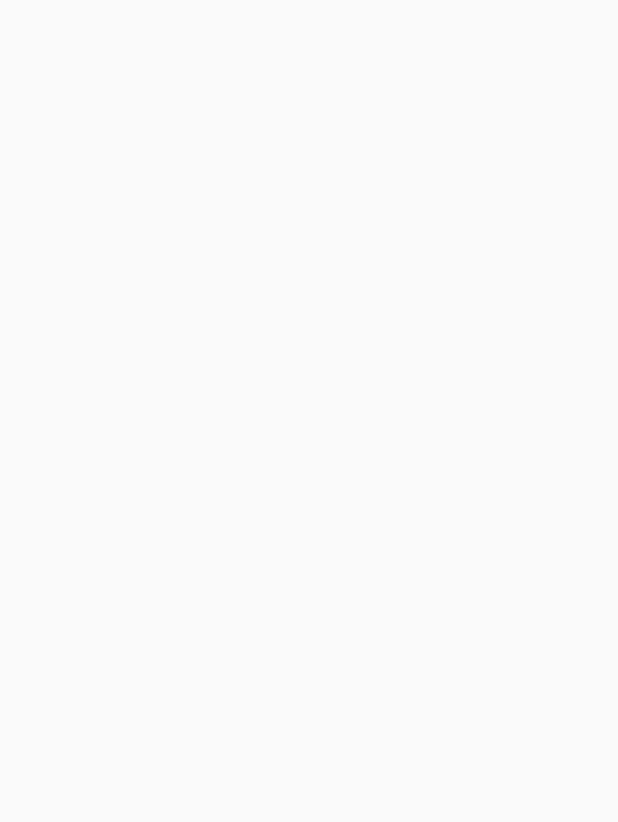
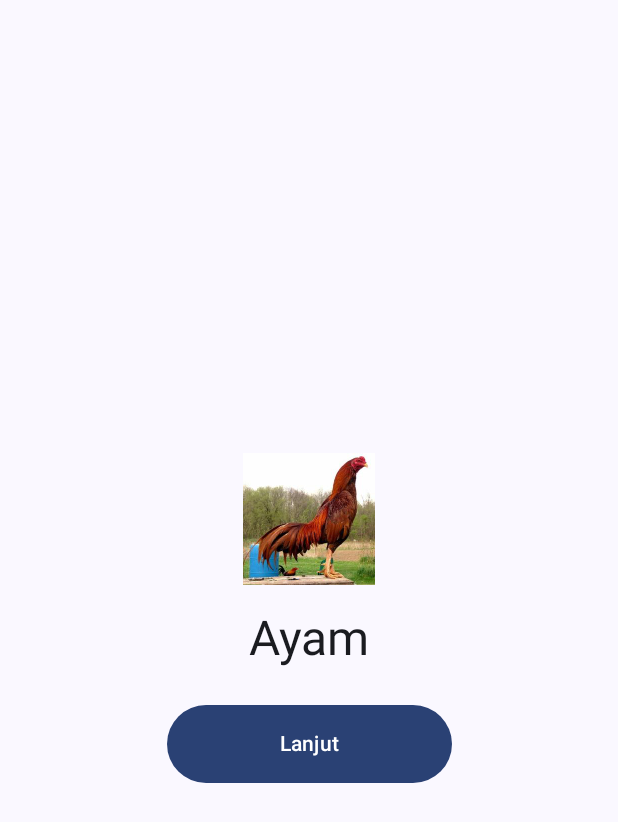
Before and after one commit to gedeastu/Jetpack_Compose_Drill, an Android app built with Jetpack Compose: the screen it shows after launch (MainActivity), on a phone screen of 412 x 824 dp. Before the commit the part shown is empty. Shown: the top 822 px of the screen. Run offline under Robolectric (Android 15) with nearby library versions, the phone set to English and light mode, and no system bars; our stand-ins replace constraintlayout-compose; Roboto replaces fonts that are not available here.

Commit message:
adding & finished add gallery random animals function looping

```diff
--- a/app/src/main/java/com/example/main/MainActivity.kt
+++ b/app/src/main/java/com/example/main/MainActivity.kt
@@ -75,6 +75,7 @@ import androidx.compose.ui.unit.dp
 import androidx.compose.ui.unit.sp
 import androidx.constraintlayout.compose.ConstraintLayout
 import androidx.constraintlayout.compose.ConstraintSet
+import com.example.main.animalPictures.GaleriHewan
 import com.example.main.animalPictures.Hewan
 import com.example.main.counterButton.CounterButton
 import com.example.main.imageCompose.SimpleImage
@@ -86,12 +87,18 @@ import kotlin.random.Random
 
 class MainActivity : ComponentActivity() {
 
-    private val data = getData()
+    private val dataHewan = getData()
+    private var index by mutableIntStateOf(0)
     @OptIn(ExperimentalComposeUiApi::class)
     override fun onCreate(savedInstanceState: Bundle?) {
         super.onCreate(savedInstanceState)
         setContent {
             MainTheme {
+
+                GaleriHewan(hewan = dataHewan[index], onClick = {
+                    index = if (index == dataHewan.size -1) 0 else index+1
+                })
+
                 //var number by remember {
                 //    mutableIntStateOf(0)
                 //}
--- /dev/null
+++ b/app/src/main/java/com/example/main/animalPictures/GaleriHewan.kt
@@ -0,0 +1,42 @@
+package com.example.main.animalPictures
+
+import androidx.compose.foundation.Image
+import androidx.compose.foundation.layout.Arrangement
+import androidx.compose.foundation.layout.Column
+import androidx.compose.foundation.layout.PaddingValues
+import androidx.compose.foundation.layout.fillMaxSize
+import androidx.compose.foundation.layout.fillMaxWidth
+import androidx.compose.foundation.layout.padding
+import androidx.compose.material3.Button
+import androidx.compose.material3.MaterialTheme
+import androidx.compose.material3.Text
+import androidx.compose.runtime.Composable
+import androidx.compose.ui.Alignment
+import androidx.compose.ui.Modifier
+import androidx.compose.ui.res.painterResource
+import androidx.compose.ui.res.stringResource
+import androidx.compose.ui.unit.dp
+import com.example.main.R
+
+@Composable
+fun GaleriHewan(hewan: Hewan, onClick: ()->Unit = {}){
+    MainScreen { modifier ->
+        Column(
+            modifier = modifier
+                .fillMaxSize()
+                .padding(16.dp),
+            verticalArrangement = Arrangement.Center,
+            horizontalAlignment = Alignment.CenterHorizontally
+        ){
+           Image(painter = painterResource(id = hewan.imageResId), contentDescription = stringResource(
+               id = R.string.gambar, hewan.nama
+           ))
+            Text(text = hewan.nama, style = MaterialTheme.typography.headlineLarge, modifier = modifier.padding(top = 16.dp))
+            Button(onClick = { onClick() }, modifier = modifier
+                .fillMaxWidth(0.5f)
+                .padding(top = 24.dp), contentPadding = PaddingValues(16.dp)) {
+                Text(text = stringResource(id = R.string.lanjut))
+            }
+        }
+    }
+}
--- /dev/null
+++ b/app/src/main/java/com/example/main/animalPictures/MainScreen.kt
@@ -0,0 +1,13 @@
+package com.example.main.animalPictures
+
+import androidx.compose.foundation.layout.padding
+import androidx.compose.material3.Scaffold
+import androidx.compose.runtime.Composable
+import androidx.compose.ui.Modifier
+
+@Composable
+fun MainScreen(content : @Composable (Modifier) -> Unit){
+    Scaffold(){paddingValues ->
+        content(Modifier.padding(paddingValues))
+    }
+}
--- a/app/src/main/res/values/strings.xml
+++ b/app/src/main/res/values/strings.xml
@@ -68,4 +68,10 @@
     <string name="Reset">
         Reset
     </string>
+    <string name="gambar">
+        Gambar %1$s
+    </string>
+    <string name="lanjut">
+        Lanjut
+    </string>
 </resources>
```
